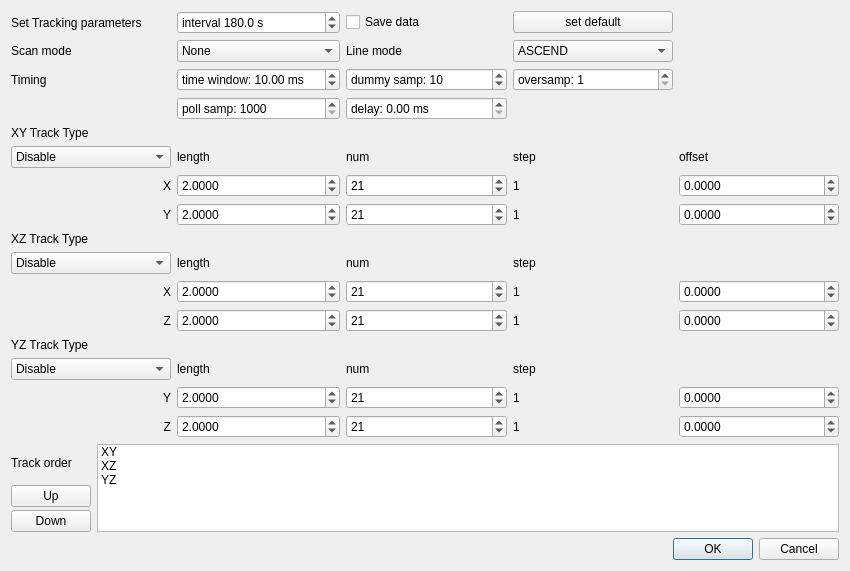
Old version of the form mahos/gui/ui/trackDialog.ui in the repository ToyotaCRDL/mahos.
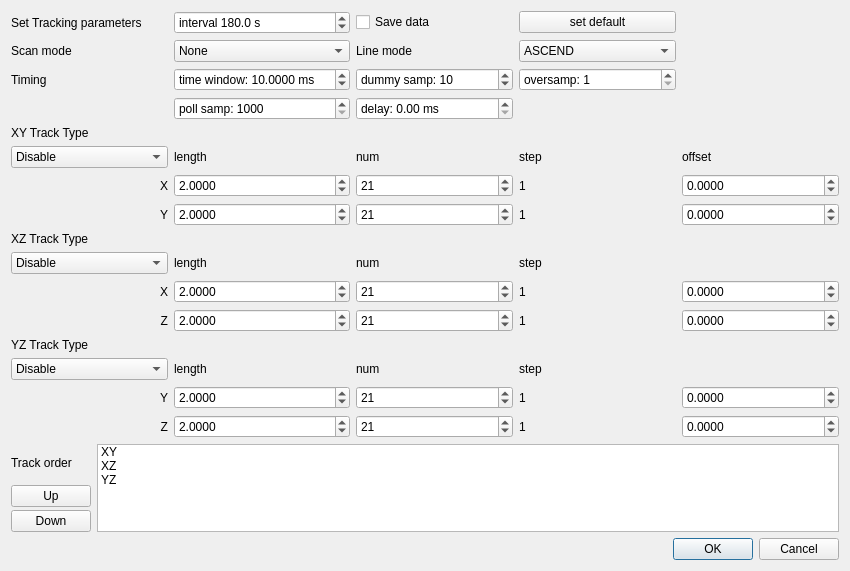
New version of the form.

Commit message: gui: increase decimals of time_window (ms)

```diff
--- a/mahos/gui/ui/trackDialog.ui
+++ b/mahos/gui/ui/trackDialog.ui
@@ -702,6 +702,9 @@
        <property name="suffix">
         <string> ms</string>
        </property>
+       <property name="decimals">
+        <number>4</number>
+       </property>
        <property name="minimum">
         <double>0.100000000000000</double>
        </property>
```
The commit also changes 5 other files.
